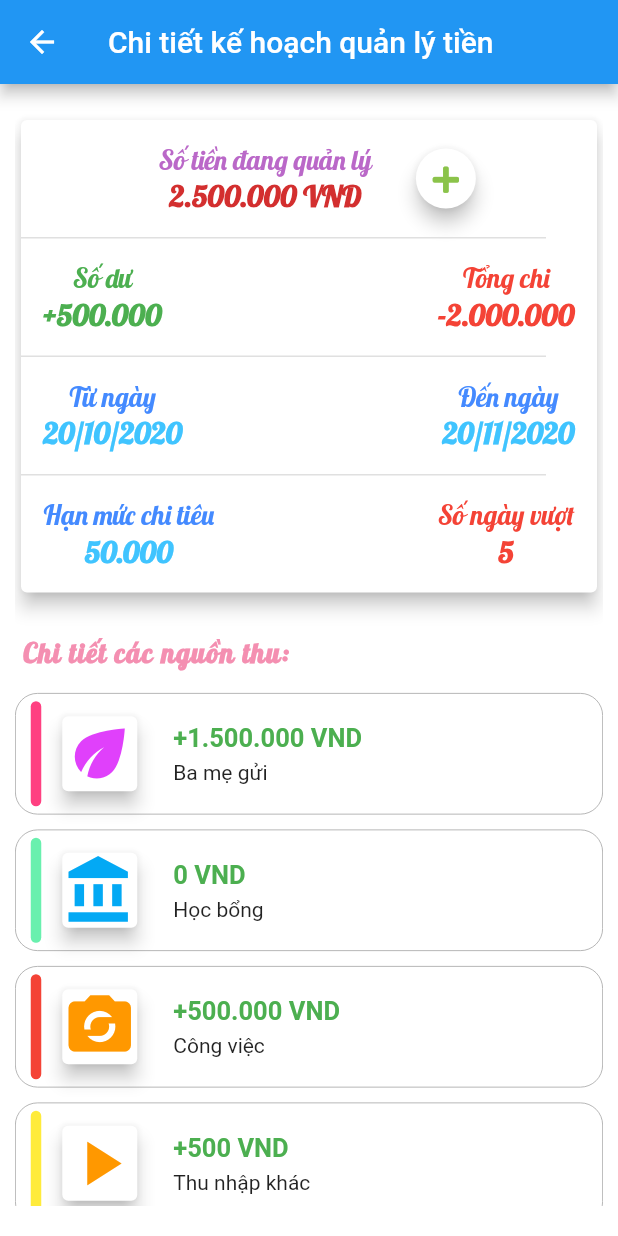
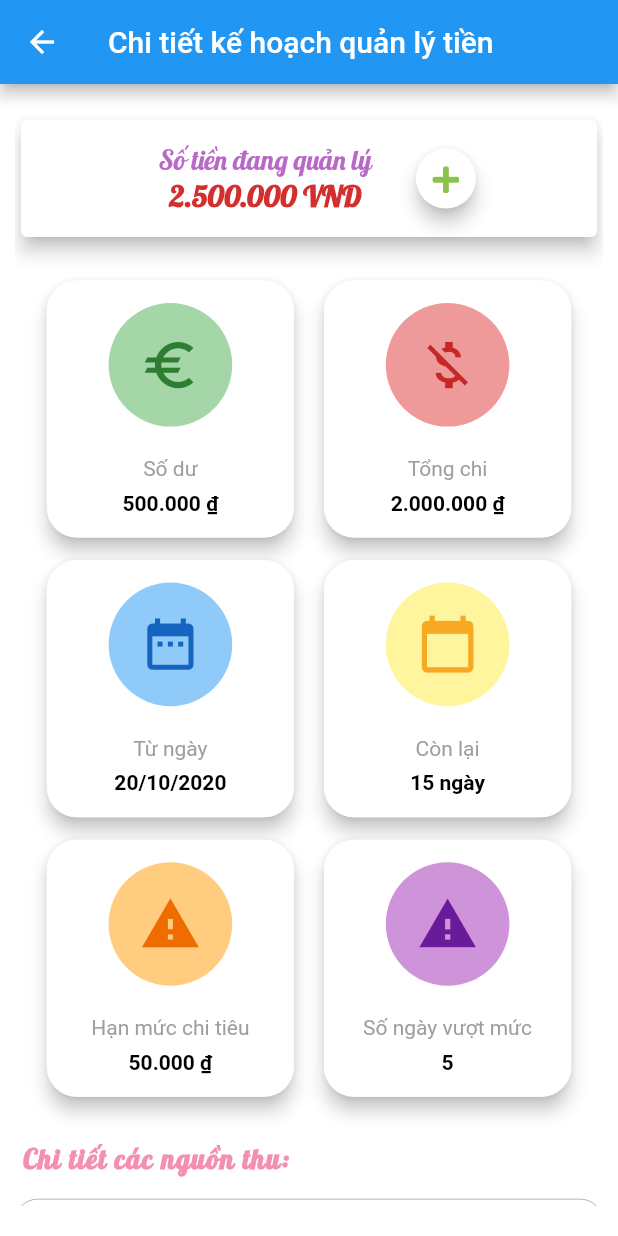
Before and after one commit to leaimy/AppQuanLyChiTieuCaNhan, a Flutter app: the HomePage screen opened directly, item 3 of the bottom bar chosen, after a tap on "01/11/2020 - 31/12/2020", on a phone screen of 412 x 824 dp. Run offline on Flutter 3.47's test engine with Material 2 defaults, Android fonts, the phone set to English and light mode, and no system bars; our stand-ins replace date_time_picker, flutter_calendar_carousel, font_awesome_flutter.

Commit message:
Cap nhat giao dien

```diff
--- /dev/null
+++ b/quan_ly_chi_tieu_ca_nhan/lib/components/rounded_summary_box.dart
@@ -0,0 +1,73 @@
+import 'package:flutter/material.dart';
+
+class RoundedSummaryBox extends StatelessWidget {
+  final String title;
+  final String money;
+  final IconData icon;
+  final Color titleColor;
+  final Color moneyColor;
+  final Color iconColor;
+  final Color iconBgColor;
+  final Color cardColor;
+
+  RoundedSummaryBox({
+    @required this.title,
+    @required this.money,
+    @required this.icon,
+    this.titleColor = Colors.grey,
+    this.moneyColor = Colors.black,
+    this.iconColor = Colors.brown,
+    this.iconBgColor = Colors.pinkAccent,
+    this.cardColor = Colors.white,
+  });
+
+  @override
+  Widget build(BuildContext context) {
+    double screenWidth = MediaQuery.of(context).size.width;
+    double cardWidth = screenWidth * 0.4;
+    double iconBoxWidth = cardWidth * 0.5;
+    double iconSize = iconBoxWidth * 0.5;
+
+    return Material(
+      elevation: 5.0,
+      shape: RoundedRectangleBorder(
+        borderRadius: BorderRadius.circular(20.0),
+      ),
+      child: Container(
+        decoration: BoxDecoration(
+          color: cardColor,
+          borderRadius: BorderRadius.circular(20.0),
+        ),
+        width: cardWidth,
+        padding: EdgeInsets.symmetric(horizontal: 10.0, vertical: 15.0),
+        child: Column(
+          children: [
+            Container(
+              width: iconBoxWidth,
+              height: iconBoxWidth,
+              decoration: BoxDecoration(
+                color: this.iconBgColor,
+                borderRadius: BorderRadius.circular(50.0),
+              ),
+              child: Icon(this.icon, size: iconSize, color: this.iconColor),
+            ),
+            SizedBox(height: 20.0),
+            Text(
+              this.title,
+              textAlign: TextAlign.center,
+              style: TextStyle(color: this.titleColor),
+            ),
+            SizedBox(height: 7.0),
+            Text(
+              this.money,
+              style: TextStyle(
+                fontWeight: FontWeight.bold,
+                color: this.moneyColor,
+              ),
+            ),
+          ],
+        ),
+      ),
+    );
+  }
+}
--- a/quan_ly_chi_tieu_ca_nhan/lib/screens/chi_tieu/lich_su_chi_tieu_page.dart
+++ b/quan_ly_chi_tieu_ca_nhan/lib/screens/chi_tieu/lich_su_chi_tieu_page.dart
@@ -2,7 +2,6 @@ import 'package:flutter/material.dart';
 import 'package:font_awesome_flutter/font_awesome_flutter.dart';
 import 'package:quan_ly_chi_tieu_ca_nhan/components/card_ThongKeItem.dart';
 import 'package:quan_ly_chi_tieu_ca_nhan/components/circle_icon_box.dart';
-import 'package:quan_ly_chi_tieu_ca_nhan/components/nut_bam.dart';
 import 'package:quan_ly_chi_tieu_ca_nhan/components/outcome_date_box.dart';
 import 'package:quan_ly_chi_tieu_ca_nhan/components/transaction_iten.dart';
 import 'package:quan_ly_chi_tieu_ca_nhan/screens/chi_tieu/them_chi_tieu_page.dart';
--- a/quan_ly_chi_tieu_ca_nhan/lib/screens/nguoi_dung/sign_in_page.dart
+++ b/quan_ly_chi_tieu_ca_nhan/lib/screens/nguoi_dung/sign_in_page.dart
@@ -1,9 +1,7 @@
 import 'package:flutter/material.dart';
 import 'package:font_awesome_flutter/font_awesome_flutter.dart';
 import 'package:quan_ly_chi_tieu_ca_nhan/components/nut_bam.dart';
-import 'package:quan_ly_chi_tieu_ca_nhan/main.dart';
 import 'package:quan_ly_chi_tieu_ca_nhan/screens/home_page.dart';
-import 'package:quan_ly_chi_tieu_ca_nhan/screens/welcome_page.dart';
 
 class SignInPage extends StatelessWidget {
   @override
--- a/quan_ly_chi_tieu_ca_nhan/lib/screens/quan_ly_tien/quan_ly_tien_chi_tiet_page.dart
+++ b/quan_ly_chi_tieu_ca_nhan/lib/screens/quan_ly_tien/quan_ly_tien_chi_tiet_page.dart
@@ -3,6 +3,7 @@ import 'package:font_awesome_flutter/font_awesome_flutter.dart';
 import 'package:quan_ly_chi_tieu_ca_nhan/components/card_ThongKeItem.dart';
 import 'package:quan_ly_chi_tieu_ca_nhan/components/circle_icon_box.dart';
 import 'package:quan_ly_chi_tieu_ca_nhan/components/nut_bam.dart';
+import 'package:quan_ly_chi_tieu_ca_nhan/components/rounded_summary_box.dart';
 import 'package:quan_ly_chi_tieu_ca_nhan/components/transaction_iten.dart';
 import 'package:quan_ly_chi_tieu_ca_nhan/screens/chi_tieu/lich_su_chi_tieu_page.dart';
 import 'package:quan_ly_chi_tieu_ca_nhan/screens/quan_ly_tien/them_khoan_thu_page.dart';
@@ -23,10 +24,7 @@ class QuanLyTienChiTietPage extends StatelessWidget {
             children: [
               Card(
                 elevation: 5.0,
-                child: Column(
-                  crossAxisAlignment: CrossAxisAlignment.start,
-                  children: [
-                    Row(
+                child: Row(
                   mainAxisAlignment: MainAxisAlignment.center,
                   children: [
                     ThongKeItem(
@@ -51,85 +49,71 @@ class QuanLyTienChiTietPage extends StatelessWidget {
                     ),
                   ],
                 ),
-                    SizedBox(
-                      width: 350.0,
-                      height: 1.0,
-                      child: const DecoratedBox(
-                        decoration:
-                            const BoxDecoration(color: Color(0xFFE0E0E0)),
               ),
+              SizedBox(height: 25.0),
+              Row(
+                mainAxisAlignment: MainAxisAlignment.center,
+                children: [
+                  RoundedSummaryBox(
+                    title: 'Số dư',
+                    money: '500.000 ₫',
+                    icon: Icons.euro,
+                    iconColor: Colors.green.shade800,
+                    iconBgColor: Colors.green.shade200,
                   ),
-                    Row(
-                      mainAxisAlignment: MainAxisAlignment.spaceBetween,
-                      children: [
-                        ThongKeItem(
-                          textName: 'Số dư',
-                          textNumber: '+500.000',
-                          colorName: Colors.green,
-                          colorNumber: Colors.green,
-                        ),
-                        ThongKeItem(
-                          textName: 'Tổng chi',
-                          textNumber: '-2.000.000',
-                          colorName: Colors.red,
-                          colorNumber: Colors.red,
+                  SizedBox(width: 20.0),
+                  RoundedSummaryBox(
+                    title: 'Tổng chi',
+                    money: '2.000.000 ₫',
+                    icon: Icons.money_off,
+                    iconColor: Colors.red.shade800,
+                    iconBgColor: Colors.red.shade200,
                   ),
                 ],
               ),
-                    SizedBox(
-                      width: 350.0,
-                      height: 1.0,
-                      child: const DecoratedBox(
-                        decoration:
-                            const BoxDecoration(color: Color(0xFFE0E0E0)),
+              SizedBox(height: 15.0),
+              Row(
+                mainAxisAlignment: MainAxisAlignment.center,
+                children: [
+                  RoundedSummaryBox(
+                    title: 'Từ ngày',
+                    money: '20/10/2020',
+                    icon: Icons.date_range,
+                    iconColor: Colors.blue.shade800,
+                    iconBgColor: Colors.blue.shade200,
                   ),
-                    ),
-                    Row(
-                      mainAxisAlignment: MainAxisAlignment.spaceBetween,
-                      children: [
-                        ThongKeItem(
-                          textName: 'Từ ngày',
-                          textNumber: '20/10/2020',
-                          colorName: Colors.blueAccent,
-                          colorNumber: Colors.lightBlueAccent,
-                        ),
-                        ThongKeItem(
-                          textName: 'Đến ngày',
-                          textNumber: '20/11/2020',
-                          colorName: Colors.blueAccent,
-                          colorNumber: Colors.lightBlueAccent,
+                  SizedBox(width: 20.0),
+                  RoundedSummaryBox(
+                    title: 'Còn lại',
+                    money: '15 ngày',
+                    icon: Icons.calendar_today,
+                    iconColor: Colors.yellow.shade800,
+                    iconBgColor: Colors.yellow.shade200,
                   ),
                 ],
               ),
-                    SizedBox(
-                      width: 350.0,
-                      height: 1.0,
-                      child: const DecoratedBox(
-                        decoration:
-                            const BoxDecoration(color: Color(0xFFE0E0E0)),
+              SizedBox(height: 15.0),
+              Row(
+                mainAxisAlignment: MainAxisAlignment.center,
+                children: [
+                  RoundedSummaryBox(
+                    title: 'Hạn mức chi tiêu',
+                    money: '50.000 ₫',
+                    icon: Icons.warning,
+                    iconColor: Colors.orange.shade800,
+                    iconBgColor: Colors.orange.shade200,
                   ),
-                    ),
-                    Row(
-                      mainAxisAlignment: MainAxisAlignment.spaceBetween,
-                      children: [
-                        ThongKeItem(
-                          textName: 'Hạn mức chi tiêu',
-                          textNumber: '50.000',
-                          colorName: Colors.blueAccent,
-                          colorNumber: Colors.lightBlueAccent,
-                        ),
-                        ThongKeItem(
-                          textName: 'Số ngày vượt',
-                          textNumber: '5',
-                          colorName: Colors.red,
-                          colorNumber: Colors.red,
+                  SizedBox(width: 20.0),
+                  RoundedSummaryBox(
+                    title: 'Số ngày vượt mức',
+                    money: '5',
+                    icon: Icons.warning_sharp,
+                    iconColor: Colors.purple.shade800,
+                    iconBgColor: Colors.purple.shade200,
                   ),
                 ],
               ),
-                  ],
-                ),
-              ),
-              SizedBox(height: 25.0),
+              SizedBox(height: 30.0),
               Padding(
                 padding: const EdgeInsets.only(left: 5.0),
                 child: Text('Chi tiết các nguồn thu:', style: kTitleTextStyle),
@@ -171,7 +155,7 @@ class QuanLyTienChiTietPage extends StatelessWidget {
                   ),
                 ],
               ),
-              SizedBox(height: 25.0),
+              SizedBox(height: 30.0),
               Padding(
                 padding: const EdgeInsets.only(left: 5.0),
                 child: Text('Thống kê các khoản chi:', style: kTitleTextStyle),
--- a/quan_ly_chi_tieu_ca_nhan/lib/screens/quan_ly_tien/quan_ly_tien_tat_ca_tab.dart
+++ b/quan_ly_chi_tieu_ca_nhan/lib/screens/quan_ly_tien/quan_ly_tien_tat_ca_tab.dart
@@ -1,8 +1,8 @@
 import 'package:flutter/material.dart';
 import 'package:font_awesome_flutter/font_awesome_flutter.dart';
-import 'package:quan_ly_chi_tieu_ca_nhan/components/card_ThongKeItem.dart';
 import 'package:quan_ly_chi_tieu_ca_nhan/components/muctieu_Item.dart';
 import 'package:quan_ly_chi_tieu_ca_nhan/components/nut_bam.dart';
+import 'package:quan_ly_chi_tieu_ca_nhan/components/rounded_summary_box.dart';
 import 'package:quan_ly_chi_tieu_ca_nhan/screens/quan_ly_tien/quan_ly_tien_chi_tiet_page.dart';
 import 'package:quan_ly_chi_tieu_ca_nhan/screens/quan_ly_tien/them_quan_ly_tien.dart';
 import 'package:quan_ly_chi_tieu_ca_nhan/utils/constants.dart';
@@ -13,46 +13,43 @@ class QuanLyTienTatCaTab extends StatelessWidget {
     return Container(
       color: Colors.white,
       padding: kPaddingMainPage,
-      child: Column(
-        crossAxisAlignment: CrossAxisAlignment.stretch,
+      child: ListView(
         children: [
-          Card(
-            elevation: 5.0,
-            child: Column(
+          SizedBox(height: 10.0),
+          Row(
+            mainAxisAlignment: MainAxisAlignment.center,
             crossAxisAlignment: CrossAxisAlignment.start,
             children: [
-                ThongKeItem(
-                  textName: 'Tổng số tiền đã quản lý',
-                  textNumber: '10.500.000 VND',
-                  colorName: Colors.purple[300],
-                  colorNumber: Colors.red[700],
+              RoundedSummaryBox(
+                title: 'Tổng số tiền đã quản lý',
+                money: '10.000.000 ₫',
+                icon: Icons.account_balance_outlined,
+                iconColor: Color(0xFF25555B),
+                iconBgColor: Color(0xFFC4F2FF),
               ),
-                SizedBox(
-                  width: 350.0,
-                  height: 1.0,
-                  child: const DecoratedBox(
-                    decoration: const BoxDecoration(color: Color(0xFFE0E0E0)),
-                  ),
-                ),
-                Row(
-                  mainAxisAlignment: MainAxisAlignment.spaceBetween,
-                  children: [
-                    ThongKeItem(
-                      textName: 'Số dư',
-                      textNumber: '+2.500.000',
-                      colorName: Colors.green,
-                      colorNumber: Colors.green,
-                    ),
-                    ThongKeItem(
-                      textName: 'Tổng chi',
-                      textNumber: '-8.000.000',
-                      colorName: Colors.red,
-                      colorNumber: Colors.red,
+              SizedBox(width: 20.0),
+              RoundedSummaryBox(
+                title: 'Tổng số tiền đã chi tiêu',
+                money: '7.000.000 ₫',
+                icon: Icons.money_off,
+                iconColor: Color(0xFFF2A715),
+                iconBgColor: Color(0xFFFFE6D6),
               ),
             ],
-                )
+          ),
+          SizedBox(height: 15.0),
+          Row(
+            mainAxisAlignment: MainAxisAlignment.center,
+            crossAxisAlignment: CrossAxisAlignment.start,
+            children: [
+              RoundedSummaryBox(
+                title: 'Số lượng kế hoạch đã hoàn thành',
+                money: '4',
+                icon: Icons.done_all,
+                iconColor: Color(0xFFB886A7),
+                iconBgColor: Color(0xFFFFD6F1),
+              ),
             ],
-            ),
           ),
           SizedBox(height: 20.0),
           Text(
@@ -60,7 +57,8 @@ class QuanLyTienTatCaTab extends StatelessWidget {
             style: kTitleTextStyle,
           ),
           SizedBox(height: 15.0),
-          Expanded(
+          Container(
+            height: 350.0,
             child: ListView(
               children: [
                 MuctieuItem(
--- a/quan_ly_chi_tieu_ca_nhan/lib/screens/quan_ly_tien/them_khoan_thu_page.dart
+++ b/quan_ly_chi_tieu_ca_nhan/lib/screens/quan_ly_tien/them_khoan_thu_page.dart
@@ -1,4 +1,3 @@
-import 'package:date_time_picker/date_time_picker.dart';
 import 'package:flutter/material.dart';
 import 'package:flutter/services.dart';
 import 'package:quan_ly_chi_tieu_ca_nhan/components/nut_bam.dart';
```
Lines whose indentation alone changed are shown as unchanged.
